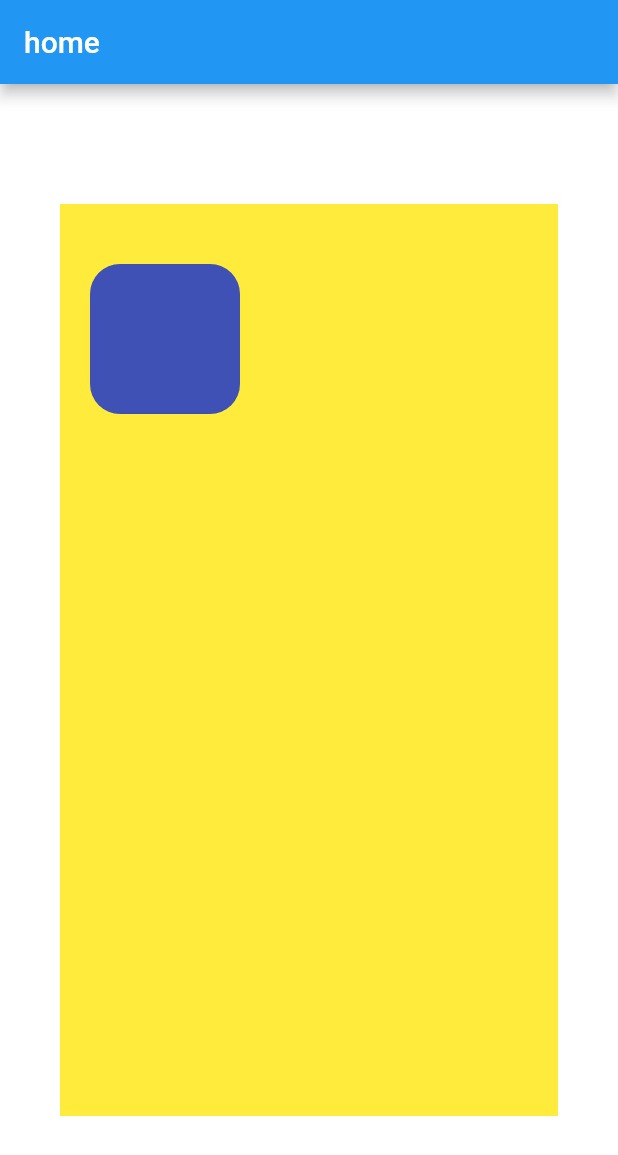
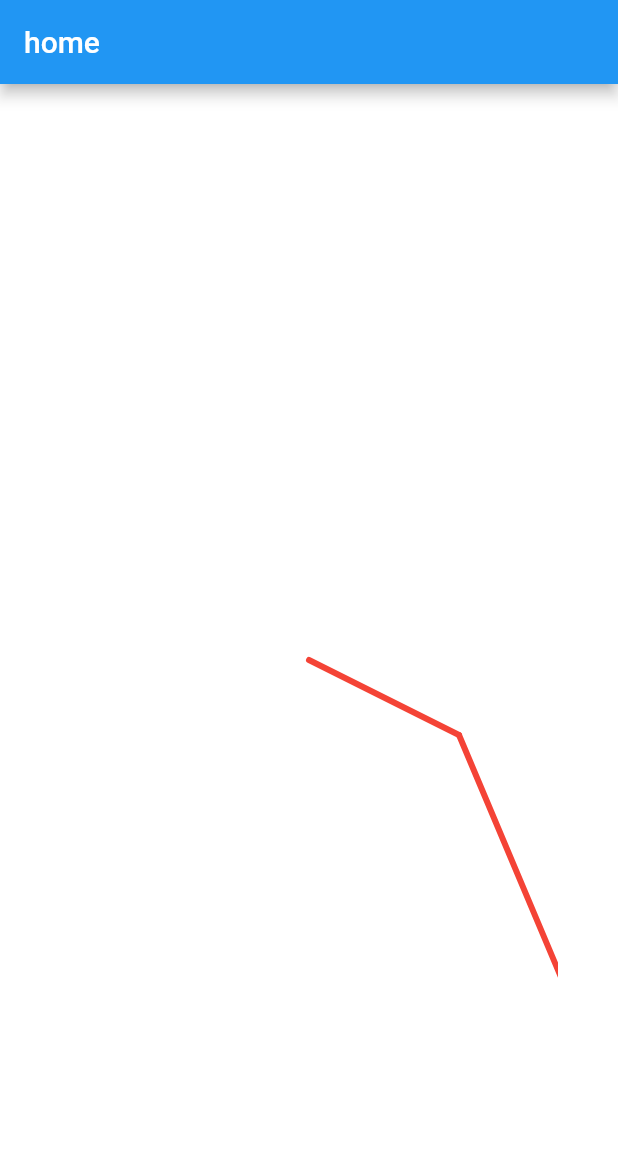
Before and after one commit to Intelligent-Mobile-Systems-Group-2/app, a Flutter app: the screen it shows after launch, on a phone screen of 412 x 824 dp. Shown: the top 1155 px of the screen. Run offline on Flutter 3.47's test engine with Material 2 defaults, Android fonts, the phone set to English and light mode, and no system bars; missing offline and left inert: control_pad.

```diff
--- a/lib/src/app/view/home/home.dart
+++ b/lib/src/app/view/home/home.dart
@@ -1,4 +1,3 @@
-
 import 'package:flutter/widgets.dart';
 import 'package:flutter/material.dart';
 
@@ -10,25 +9,30 @@ class Home extends StatefulWidget {
 }
 
 class _HomeState extends State<Home> {
+  Size size = WidgetsBinding.instance!.window.physicalSize;
+
+  List<DrawModel> pointsList = [
+    DrawModel(const Offset(0, 0)),
+    DrawModel(const Offset(100, 50)),
+    DrawModel(const Offset(500, 1000))
+  ];
+
   @override
   Widget build(BuildContext context) {
     return Scaffold(
-      appBar: AppBar(
-        title: Text("home"),
-      ),
-      body: Container(
+        appBar: AppBar(
+          title: Text("home"),
+        ),
+        body: Container(
           color: Colors.white,
           padding: EdgeInsets.symmetric(horizontal: 40, vertical: 80),
           // Inner yellow container
-          child: Container(
-            // pass double.infinity to prevent shrinking of the painter area to 0.
-            width: double.infinity,
-            height: double.infinity,
-            color: Colors.yellow,
-            child: CustomPaint(painter: MowerMap()),
+          child: ClipRect(
+            child: CustomPaint(
+              painter: MowerMap(pointsList),
+              size: Size(size.width, size.height),
+            ),
           ),
-      )
-    );
-
+        ));
   }
 }
```
Also changed, not shown: lib/src/app/view/Canvas.dart (+23 -7 lines).
